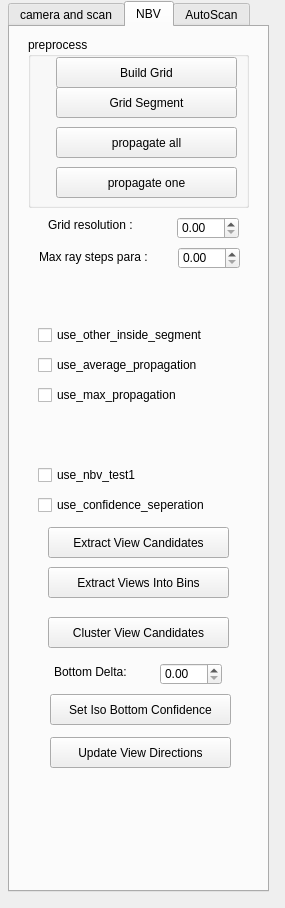
The window that Point Cloud/UI/camera_para.ui (sunwaylive/quality-driven-poisson-guided-autoscanning) describes before a commit, drawn with Qt 5.
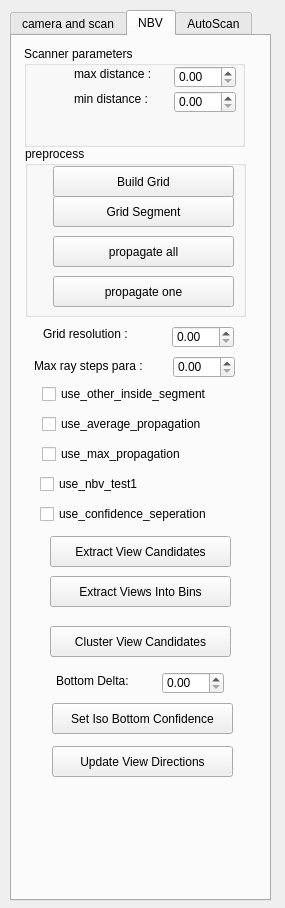
The same window after the commit.

Commit message: * began to add real scanner parameter

The edit to the form file:
```diff
--- a/Point Cloud/UI/camera_para.ui
+++ b/Point Cloud/UI/camera_para.ui
@@ -16,8 +16,8 @@
   <widget class="QTabWidget" name="tabWidget">
    <property name="geometry">
     <rect>
-     <x>8</x>
-     <y>1</y>
+     <x>10</x>
+     <y>10</y>
      <width>261</width>
      <height>891</height>
     </rect>
@@ -340,8 +340,8 @@
     <widget class="QGroupBox" name="groupBox_2">
      <property name="geometry">
       <rect>
-       <x>18</x>
-       <y>10</y>
+       <x>13</x>
+       <y>110</y>
        <width>221</width>
        <height>171</height>
       </rect>
@@ -405,8 +405,8 @@
     <widget class="QDoubleSpinBox" name="grid_resolution">
      <property name="geometry">
       <rect>
-       <x>167</x>
-       <y>190</y>
+       <x>160</x>
+       <y>290</y>
        <width>62</width>
        <height>22</height>
       </rect>
@@ -427,8 +427,8 @@
     <widget class="QLabel" name="label_7">
      <property name="geometry">
       <rect>
-       <x>38</x>
-       <y>190</y>
+       <x>31</x>
+       <y>290</y>
        <width>111</width>
        <height>16</height>
       </rect>
@@ -440,8 +440,8 @@
     <widget class="QCheckBox" name="use_other_inside_segment">
      <property name="geometry">
       <rect>
-       <x>28</x>
-       <y>300</y>
+       <x>30</x>
+       <y>350</y>
        <width>201</width>
        <height>16</height>
       </rect>
@@ -466,8 +466,8 @@
     <widget class="QDoubleSpinBox" name="max_ray_steps">
      <property name="geometry">
       <rect>
-       <x>168</x>
-       <y>220</y>
+       <x>161</x>
+       <y>320</y>
        <width>62</width>
        <height>22</height>
       </rect>
@@ -488,8 +488,8 @@
     <widget class="QLabel" name="label_8">
      <property name="geometry">
       <rect>
-       <x>29</x>
-       <y>220</y>
+       <x>22</x>
+       <y>320</y>
        <width>121</width>
        <height>20</height>
       </rect>
@@ -501,8 +501,8 @@
     <widget class="QCheckBox" name="use_average_confidence">
      <property name="geometry">
       <rect>
-       <x>28</x>
-       <y>330</y>
+       <x>30</x>
+       <y>380</y>
        <width>201</width>
        <height>16</height>
       </rect>
@@ -527,8 +527,8 @@
     <widget class="QCheckBox" name="use_max_propagation">
      <property name="geometry">
       <rect>
-       <x>28</x>
-       <y>360</y>
+       <x>30</x>
+       <y>410</y>
        <width>201</width>
        <height>16</height>
       </rect>
@@ -631,6 +631,65 @@
       <string>Bottom Delta:</string>
      </property>
     </widget>
+    <widget class="QGroupBox" name="groupBox_3">
+     <property name="geometry">
+      <rect>
+       <x>12</x>
+       <y>10</y>
+       <width>221</width>
+       <height>101</height>
+      </rect>
+     </property>
+     <property name="title">
+      <string>Scanner parameters</string>
+     </property>
+     <widget class="QLabel" name="label_11">
+      <property name="geometry">
+       <rect>
+        <x>50</x>
+        <y>20</y>
+        <width>91</width>
+        <height>16</height>
+       </rect>
+      </property>
+      <property name="text">
+       <string>max distance :</string>
+      </property>
+     </widget>
+     <widget class="QDoubleSpinBox" name="doubleSpinBox_2">
+      <property name="geometry">
+       <rect>
+        <x>150</x>
+        <y>45</y>
+        <width>62</width>
+        <height>22</height>
+       </rect>
+      </property>
+     </widget>
+     <widget class="QDoubleSpinBox" name="doubleSpinBox">
+      <property name="geometry">
+       <rect>
+        <x>150</x>
+        <y>20</y>
+        <width>62</width>
+        <height>22</height>
+       </rect>
+      </property>
+     </widget>
+     <widget class="QLabel" name="label_12">
+      <property name="geometry">
+       <rect>
+        <x>50</x>
+        <y>45</y>
+        <width>91</width>
+        <height>16</height>
+       </rect>
+      </property>
+      <property name="text">
+       <string>min distance :</string>
+      </property>
+     </widget>
+    </widget>
    </widget>
    <widget class="QWidget" name="tab_3">
     <attribute name="title">
```
The commit also changes 4 other files.
